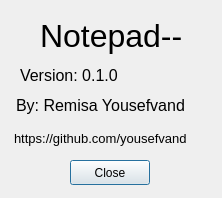
First picture: the form in src/aboutdialog.ui, repository yousefvand/Notepad--, before the edit.
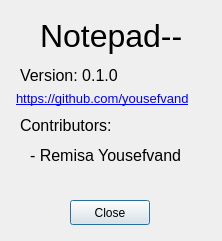
Second picture: the form after the edit.

What changed in the file:
```diff
--- a/src/aboutdialog.ui
+++ b/src/aboutdialog.ui
@@ -7,7 +7,7 @@
     <x>0</x>
     <y>0</y>
     <width>222</width>
-    <height>198</height>
+    <height>241</height>
    </rect>
   </property>
   <property name="windowTitle">
@@ -52,9 +52,9 @@
   <widget class="QLabel" name="label_3">
    <property name="geometry">
     <rect>
-     <x>16</x>
-     <y>90</y>
-     <width>191</width>
+     <x>30</x>
+     <y>140</y>
+     <width>171</width>
      <height>31</height>
     </rect>
    </property>
@@ -64,14 +64,14 @@
     </font>
    </property>
    <property name="text">
-    <string>By: Remisa Yousefvand</string>
+    <string>- Remisa Yousefvand</string>
    </property>
   </widget>
   <widget class="QPushButton" name="closeButton">
    <property name="geometry">
     <rect>
      <x>70</x>
-     <y>160</y>
+     <y>200</y>
      <width>80</width>
      <height>25</height>
     </rect>
@@ -83,8 +83,8 @@
   <widget class="QLabel" name="label_4">
    <property name="geometry">
     <rect>
-     <x>14</x>
-     <y>123</y>
+     <x>16</x>
+     <y>83</y>
      <width>191</width>
      <height>31</height>
     </rect>
@@ -95,7 +95,31 @@
     </font>
    </property>
    <property name="text">
-    <string>https://github.com/yousefvand</string>
+    <string>&lt;a href=&quot;https://github.com/yousefvand&quot;&gt;https://github.com/yousefvand&lt;/a&gt;</string>
+   </property>
+   <property name="openExternalLinks">
+    <bool>true</bool>
+   </property>
+   <property name="textInteractionFlags">
+    <set>Qt::TextInteractionFlag::TextBrowserInteraction</set>
+   </property>
+  </widget>
+  <widget class="QLabel" name="label_5">
+   <property name="geometry">
+    <rect>
+     <x>20</x>
+     <y>110</y>
+     <width>111</width>
+     <height>31</height>
+    </rect>
+   </property>
+   <property name="font">
+    <font>
+     <pointsize>12</pointsize>
+    </font>
+   </property>
+   <property name="text">
+    <string>Contributors:</string>
    </property>
   </widget>
  </widget>
```
